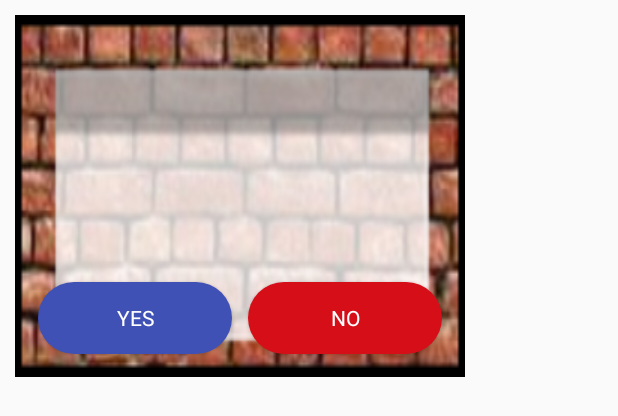
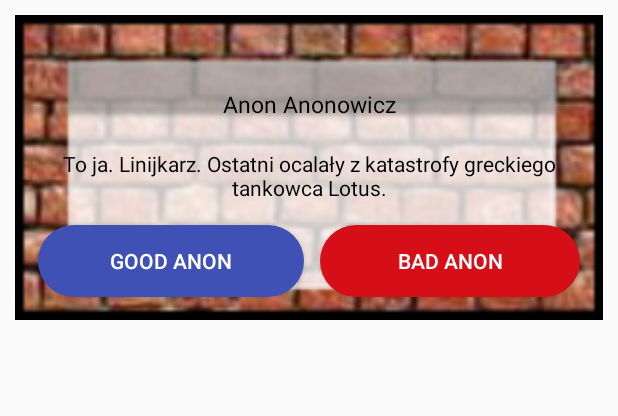
Before and after one commit to Halveringstid/GenericProject, an Android app: the layout message_dialog.xml on its own in the app's theme, with its tools: preview values and no code run, on a phone screen of 412 x 824 dp. Shown: the top 416 px of the screen. Run offline under Robolectric (Android 15) with nearby library versions, the phone set to English and light mode, and no system bars.

```diff
--- a/app/src/main/res/layout/generic_info_dialog.xml
+++ b/app/src/main/res/layout/generic_info_dialog.xml
@@ -20,6 +20,7 @@
                 android:layout_gravity="center_horizontal"
                 android:layout_margin="5dp"
                 android:padding="15dp"
+                android:textColor="@color/colorPrimary"
                 android:textSize="17sp"
                 tools:text="warning" />
 
--- a/app/src/main/res/layout/message_dialog.xml
+++ b/app/src/main/res/layout/message_dialog.xml
@@ -1,5 +1,5 @@
 <?xml version="1.0" encoding="utf-8"?>
-<layout>
+<layout xmlns:tools="http://schemas.android.com/tools">
 
     <LinearLayout xmlns:android="http://schemas.android.com/apk/res/android"
         android:layout_width="wrap_content"
@@ -16,20 +16,24 @@
             android:layout_height="39dp"
             android:layout_marginTop="30dp"
             android:gravity="center"
+            android:textColor="#000"
+            tools:text="Anon Anonowicz"
             android:textAlignment="center"
             android:textSize="15sp" />
 
         <TextView
             android:id="@+id/message_dialog_content"
             android:layout_width="match_parent"
-            android:layout_height="93dp"
+            android:layout_height="wrap_content"
+            android:layout_margin="10dp"
+            android:textColor="#000"
             android:gravity="center"
+            tools:text="To ja. Linijkarz. Ostatni ocalały z katastrofy greckiego tankowca Lotus."
             android:textAlignment="center" />
 
         <LinearLayout
             android:layout_width="match_parent"
             android:layout_height="wrap_content">
-            <!--android:orientation="horizontal">-->
 
             <Button
                 android:id="@+id/message_dialog_button_yes"
@@ -39,7 +43,7 @@
                 android:layout_weight="1"
                 android:background="@drawable/button_rounded"
                 android:padding="5dp"
-                android:text="Yes" />
+                android:text="@string/nice_bro" />
 
             <Button
                 android:id="@+id/message_dialog_button_no"
@@ -49,7 +53,7 @@
                 android:layout_weight="1"
                 android:background="@drawable/button_rounded_red"
                 android:padding="5dp"
-                android:text="No" />
+                android:text="@string/bad_anon" />
         </LinearLayout>
 
     </LinearLayout>
--- a/app/src/main/res/values/strings.xml
+++ b/app/src/main/res/values/strings.xml
@@ -10,5 +10,7 @@
     <string name="new_message_send">Send</string>
     <string name="cant_send_message">Can\'t send message</string>
     <string name="you_must_be_closer">You must be closer to see this message!</string>
+    <string name="nice_bro">Good Anon</string>
+    <string name="bad_anon">Bad anon</string>
 
 </resources>
--- a/app/src/main/res/values/styles.xml
+++ b/app/src/main/res/values/styles.xml
@@ -7,7 +7,6 @@
         <item name="colorPrimaryDark">@color/colorPrimaryDark</item>
         <item name="colorAccent">@color/colorAccent</item>
         <item name="android:textColor">@color/cardview_light_background</item>
-        <item name="android:fontFamily">@font/font_family</item>
 
     </style>
 
```
Also changed, not shown: app/src/main/java/me/rozkmin/generic/maps/MapsActivity.kt (+4 -3 lines).
